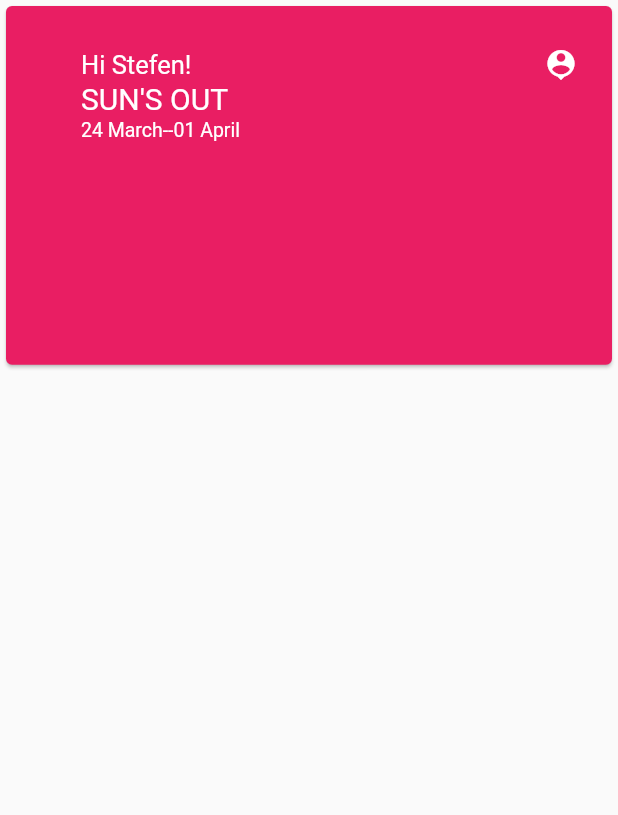
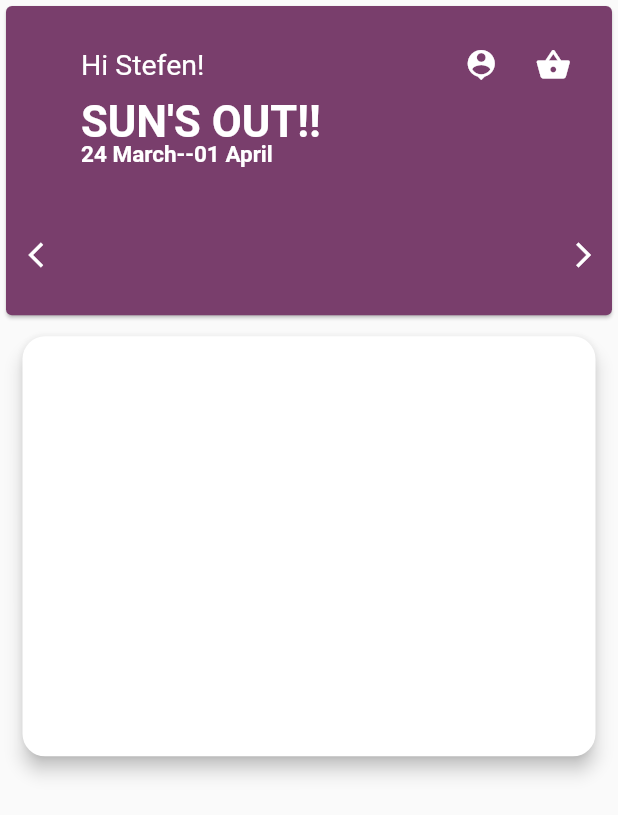
Before and after one commit to HKTareen/kollege, a Flutter app: the screen it shows after launch, on a phone screen of 412 x 824 dp. Shown: the top 815 px of the screen. Run offline on Flutter 3.47's test engine with Material 2 defaults, Android fonts, the phone set to English and light mode, and no system bars; our stand-ins replace flutter_svg.

Commit message:
updated card

```diff
--- /dev/null
+++ b/bmicalculator/lib/components/Items.dart
@@ -0,0 +1,30 @@
+import 'package:flutter/material.dart';
+import 'package:myfirst/components/constants.dart';
+
+class Items extends StatefulWidget {
+  @override
+  _ItemsState createState() => _ItemsState();
+}
+
+class _ItemsState extends State<Items> {
+  @override
+  Widget build(BuildContext context) {
+    final size = MediaQuery.of(context).size;
+    return SizedBox(
+      width: size.width,
+      height: 300,
+      child: Card(
+        elevation: 5,
+        shape: RoundedRectangleBorder(
+            borderRadius: BorderRadius.all(Radius.circular(15))),
+        margin: EdgeInsets.fromLTRB(15, 10, 15, 10),
+        color: KisLightColor,
+        child: Stack(
+          children: [
+
+          ],
+        ),
+      ),
+    );
+  }
+}
--- a/bmicalculator/lib/components/constants.dart
+++ b/bmicalculator/lib/components/constants.dart
@@ -1,9 +1,27 @@
 import 'package:flutter/material.dart';
-const Color KisPrimaryColor = Colors.pink;
+
+const MaterialColor KisPrimaryColor = MaterialColor(
+  0xFF793E6C,
+  const <int, Color>{
+    50: const Color(0xFF793E4C),
+    100: const Color(0xFF793E7C),
+  },
+);
 const Color KisDarkColor = Colors.black;
 const Color KisLightColor = Colors.white;
-const TextStyle heading = TextStyle(color: KisLightColor,fontSize: 20,);
-const TextStyle subHeading = TextStyle(color: KisLightColor,fontSize: 17,);
-const TextStyle subject = TextStyle(color: KisDarkColor,fontSize: 15,);
-const TextStyle paragraph = TextStyle(color: KisDarkColor,fontSize: 12,);
-const TextStyle focusParagraph = TextStyle(color: KisLightColor,fontSize: 13,);
+const TextStyle heading =
+    TextStyle(color: KisLightColor, fontSize: 29, fontWeight: FontWeight.bold);
+const TextStyle subHeading = TextStyle(
+  color: KisLightColor,
+  fontSize: 19,
+);
+const TextStyle subject = TextStyle(
+  color: KisDarkColor,
+  fontSize: 15,
+);
+const TextStyle paragraph = TextStyle(
+  color: KisDarkColor,
+  fontSize: 12,
+);
+const TextStyle focusParagraph =
+    TextStyle(color: KisLightColor, fontSize: 15, fontWeight: FontWeight.bold);
--- /dev/null
+++ b/bmicalculator/lib/components/heading.dart
@@ -0,0 +1,51 @@
+import 'package:flutter/material.dart';
+import 'constants.dart';
+
+class MainHead extends StatefulWidget {
+   final String startDate;
+   final String endDate;
+   MainHead({this.startDate='24 March', this.endDate='01 April'});
+  @override
+  _MainHeadState createState() => _MainHeadState();
+}
+
+class _MainHeadState extends State<MainHead> {
+
+
+  @override
+  Widget build(BuildContext context) {
+    final size = MediaQuery.of(context).size;
+    return  SafeArea(
+        child: SizedBox(
+            height: size.height * 0.26,
+            width: size.width,
+            child: Card(
+                color: KisPrimaryColor,
+                child: Stack(
+                  children: [
+                    Positioned(
+                      top: 15,
+                      left: 50,
+                      child: Row(
+                        mainAxisAlignment:
+                        MainAxisAlignment.spaceBetween,
+                        children: [
+                          Text(
+                            'Hi Stefen!',
+                            style: subHeading,
+                          ),
+                          SizedBox(width: size.width*0.39,),
+                          IconButton(icon: Icon(Icons.person_pin,color: KisLightColor,),onPressed: (){print('hamza');},),
+                          SizedBox(width: 0,),
+                          IconButton(icon: Icon(Icons.shopping_basket,color: KisLightColor,),onPressed: null,)
+                        ],
+                      ),
+                    ),
+                    Positioned(top: 60,left: 50,child: Text("SUN'S OUT!!",style: heading,)),
+                    Positioned(top: 90,left: 50,child: Text('${widget.startDate}--${widget.endDate}',style: focusParagraph,)),
+                    Positioned(bottom: 30,left: 15,child: Icon(Icons.arrow_back_ios,color: KisLightColor,size: 20,)),
+                    Positioned(bottom: 30,left: size.width*0.91,child: Icon(Icons.arrow_forward_ios,color: KisLightColor,size: 20,))
+                  ],
+                ))));
+  }
+}
--- a/bmicalculator/lib/main.dart
+++ b/bmicalculator/lib/main.dart
@@ -15,9 +15,9 @@ class MyApp extends StatelessWidget {
     return MaterialApp(
       title: 'Flutter Demo',
       debugShowCheckedModeBanner: false,
-      theme: ThemeData(
-        primarySwatch: KisPrimaryColor,
-      ),
+      // theme: ThemeData(
+      //   primarySwatch: ,
+      // ),
       home: MyStore()//BmiCalculate()
     );
   }
--- a/bmicalculator/lib/screens/store.dart
+++ b/bmicalculator/lib/screens/store.dart
@@ -1,5 +1,7 @@
 import 'package:flutter/material.dart';
+import 'package:myfirst/components/Items.dart';
 import 'package:myfirst/components/constants.dart';
+import 'package:myfirst/components/heading.dart';
 
 class MyStore extends StatefulWidget {
   @override
@@ -18,36 +20,9 @@ class _MyStoreState extends State<MyStore> {
           child: Expanded(
             child: Column(
               children: [
-                SafeArea(
-                    child: SizedBox(
-                        height: size.height * 0.3,
-                        width: size.width,
-                        child: Card(
-                            color: KisPrimaryColor,
-                            child: Stack(
-                              children: [
-                                Positioned(
-                                  top: 15,
-                                  left: 50,
-                                  child: Row(
-                                    mainAxisAlignment:
-                                        MainAxisAlignment.spaceBetween,
-                                    children: [
-                                      Text(
-                                        'Hi Stefen!',
-                                        style: subHeading,
-                                      ),
-                                      SizedBox(width: size.width*0.54,),
-                                      IconButton(icon: Icon(Icons.person_pin,color: KisLightColor,),onPressed: null,),
-                                      SizedBox(width: 10,),
-                                      IconButton(icon: Icon(Icons.shopping_basket,color: KisLightColor,),onPressed: null,)
-                                    ],
-                                  ),
-                                ),
-                                Positioned(top: 50,left: 50,child: Text("SUN'S OUT",style: heading,)),
-                                Positioned(top: 75,left: 50,child: Text('24 March--01 April',style: focusParagraph,))
-                              ],
-                            ))))
+                MainHead(),
+                Items()
+
               ],
             ),
           ),
```
